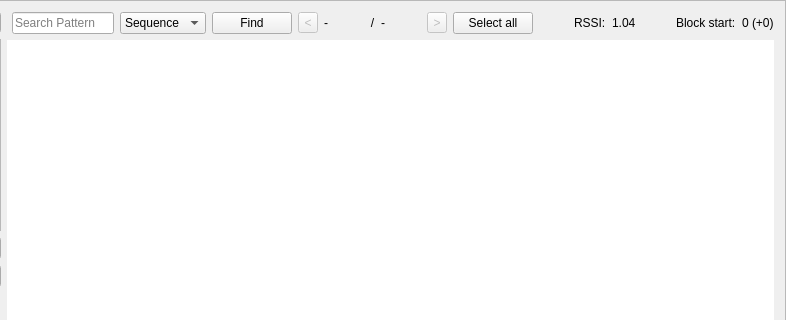
Qt form ui/analysis_frame.ui (jopohl/urh) before a commit; both pictures show x 267 to 1053 and y 0 to 320 of the 1053 by 746 pixel window.
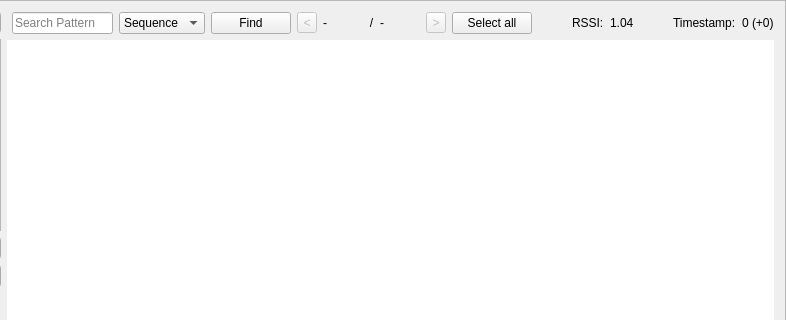
The same form after that commit. Icons and pictures are not drawn. Custom widgets are drawn as their Qt base class.

What changed in the file:
```diff
--- a/ui/analysis_frame.ui
+++ b/ui/analysis_frame.ui
@@ -557,7 +557,7 @@
               <string>&lt;html&gt;&lt;head/&gt;&lt;body&gt;&lt;p&gt;The &lt;span style=&quot; font-weight:600;&quot;&gt;Block Start&lt;/span&gt; is the point in time when a protocol block begins. Additionally the relative time (+ ...) from the previous block is shown.&lt;/p&gt;&lt;/body&gt;&lt;/html&gt;</string>
              </property>
              <property name="text">
-              <string>Block start:</string>
+              <string>Timestamp:</string>
              </property>
             </widget>
            </item>
```
